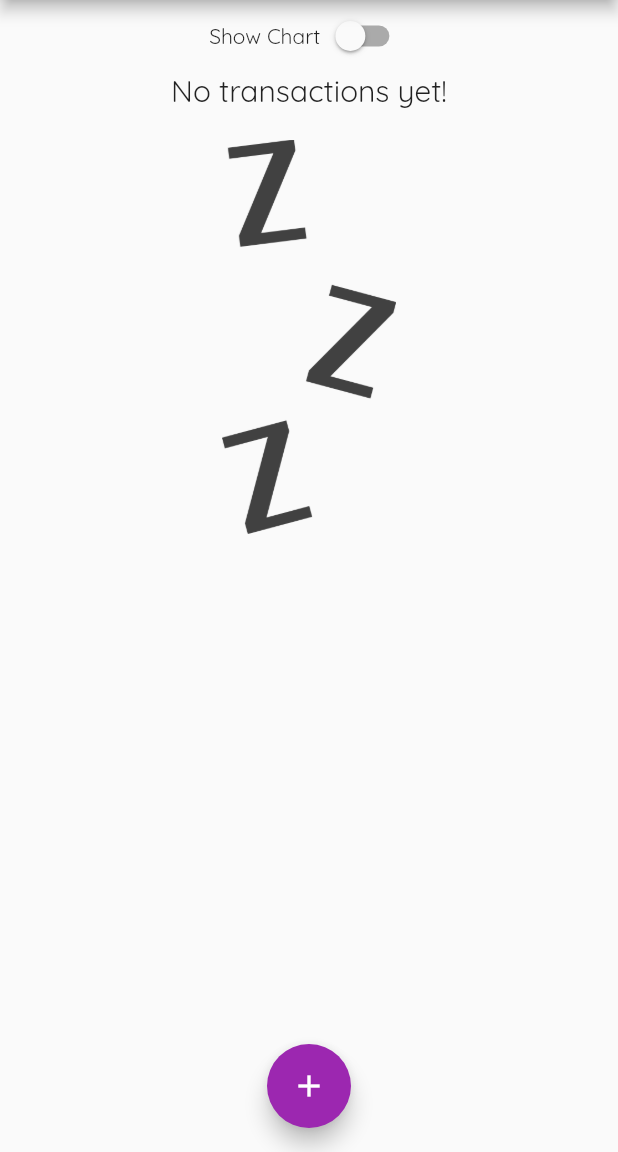
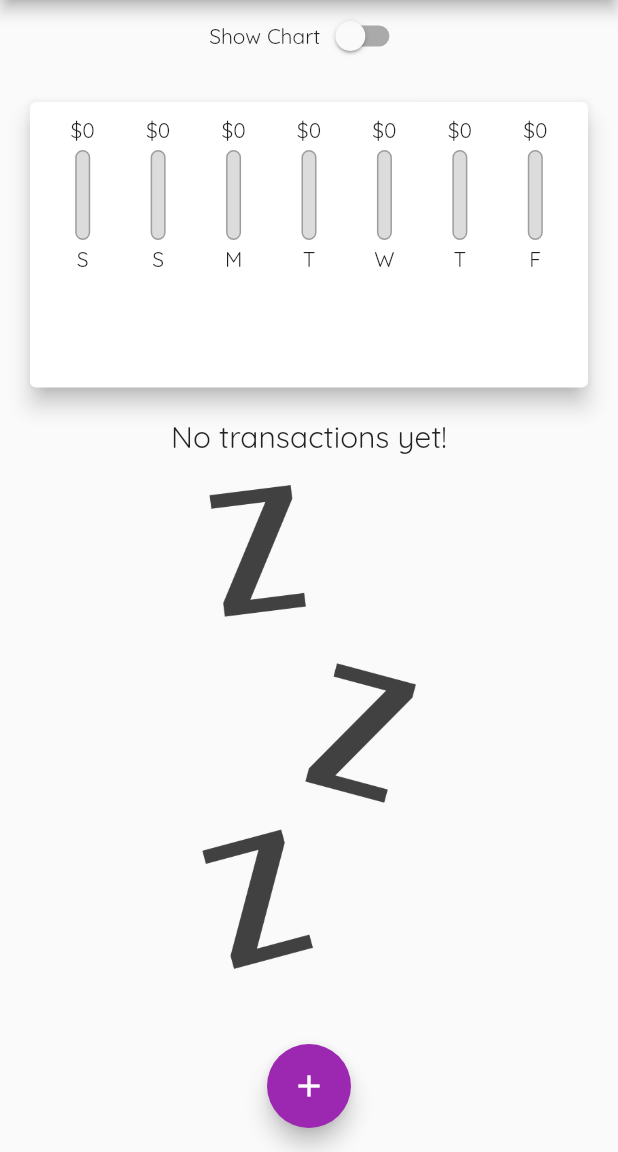
Before and after one commit to ibrikk/Personal-expenses, a Flutter app: the screen it shows after launch, on a phone screen of 412 x 824 dp, the part 84-1236 px from its top. Run offline on Flutter 3.47's test engine with Material 2 defaults, Android fonts, the phone set to English and light mode, and no system bars; Roboto replaces fonts that are missing (Open Sans).

Commit message:
rotate screen

```diff
--- a/lib/main.dart
+++ b/lib/main.dart
@@ -90,18 +90,28 @@ class _MyHomePageState extends State<MyHomePage> {
         });
   }
 
+  @override
+  Widget build(BuildContext context) {
+    final isLandscape =
+        MediaQuery.of(context).orientation == Orientation.landscape;
     final appBar = AppBar(
       actions: <Widget>[
-      IconButton(onPressed: () => {}, icon: Icon(Icons.add)),
+        IconButton(
+            onPressed: () => _startAddNewTransaction(context),
+            icon: Icon(Icons.add)),
       ],
       title: const Text(
         'Personal Expenses',
         style: TextStyle(fontFamily: 'Open Sans'),
       ),
     );
-
-  @override
-  Widget build(BuildContext context) {
+    final txListWidget = Container(
+      height: (MediaQuery.of(context).size.height -
+              appBar.preferredSize.height -
+              MediaQuery.of(context).padding.top) *
+          0.7,
+      child: TransactionList(_userTransactions),
+    );
     return Scaffold(
       appBar: appBar,
       body: SingleChildScrollView(
@@ -109,6 +119,7 @@ class _MyHomePageState extends State<MyHomePage> {
           // mainAxisAlignment: MainAxisAlignment.start,
           crossAxisAlignment: CrossAxisAlignment.stretch,
           children: <Widget>[
+            if (!isLandscape)
               Row(
                 mainAxisAlignment: MainAxisAlignment.center,
                 children: <Widget>[
@@ -122,6 +133,16 @@ class _MyHomePageState extends State<MyHomePage> {
                       }),
                 ],
               ),
+            if (!isLandscape)
+              Container(
+                height: (MediaQuery.of(context).size.height -
+                        appBar.preferredSize.height -
+                        MediaQuery.of(context).padding.top) *
+                    0.3,
+                child: Chart(_recentTransactions),
+              ),
+            if (!isLandscape) txListWidget,
+            if (isLandscape)
               _showChart
                   ? Container(
                       height: (MediaQuery.of(context).size.height -
@@ -129,10 +150,7 @@ class _MyHomePageState extends State<MyHomePage> {
                               MediaQuery.of(context).padding.top) *
                           0.7,
                       child: Chart(_recentTransactions))
-                : Container(
-                    height: (MediaQuery.of(context).size.height * 0.6 -
-                        appBar.preferredSize.height),
-                    child: TransactionList(_userTransactions)),
+                  : txListWidget
           ],
         ),
       ),
```
Lines whose indentation alone changed are shown as unchanged.
